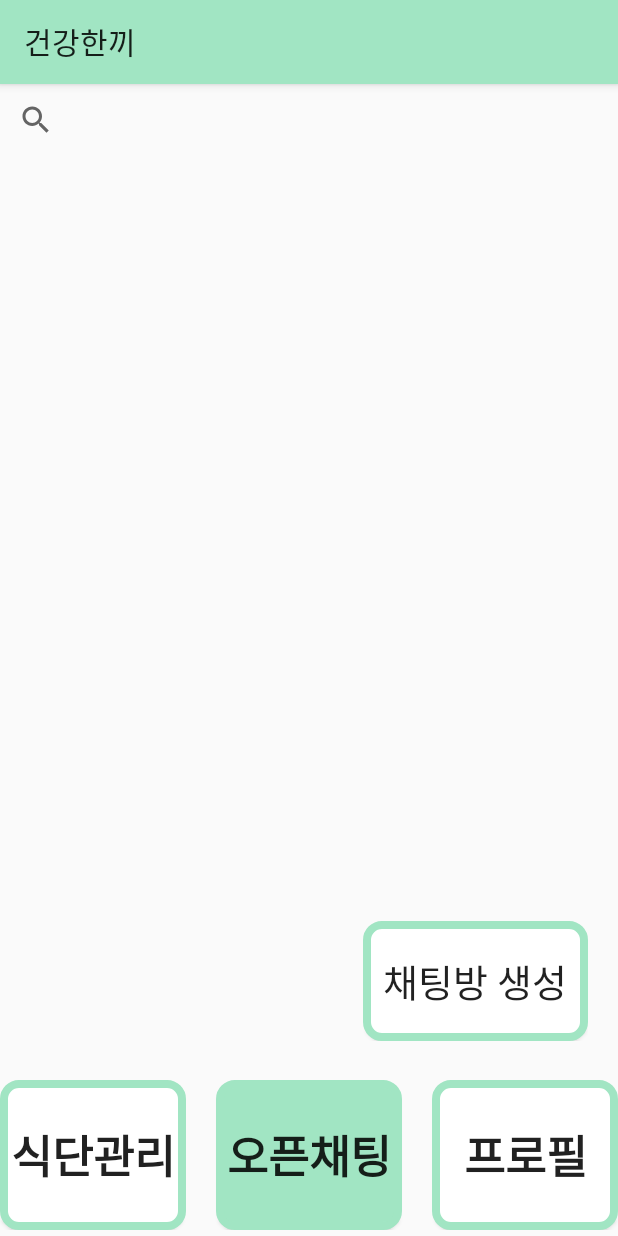
After one commit to mj-88/capstone1_project, an Android app: the chatRoomList screen opened directly, with no data from a screen before it, on a phone screen of 412 x 824 dp. The commit adds this screen. Run offline under Robolectric (Android 15) with nearby library versions, the phone set to English and light mode, and no system bars; our stand-ins replace Firebase (no records; nobody signed in at launch, a user with empty details on screens opened directly).

Commit message:
successful_connection_COMMIT_0518

```diff
--- /dev/null
+++ b/main/app/src/main/java/com/team1/myapplication/chatRoomList.java
@@ -0,0 +1,230 @@
+package com.team1.myapplication;
+
+import android.content.DialogInterface;
+import android.content.Intent;
+import android.os.Bundle;
+import android.view.Gravity;
+import android.view.View;
+import android.widget.AdapterView;
+import android.widget.ArrayAdapter;
+import android.widget.Button;
+import android.widget.EditText;
+import android.widget.ListView;
+import android.widget.SearchView;
+import android.widget.TextView;
+import android.widget.Toast;
+
+import androidx.annotation.NonNull;
+import androidx.appcompat.app.AlertDialog;
+import androidx.appcompat.app.AppCompatActivity;
+
+import com.google.firebase.auth.FirebaseAuth;
+import com.google.firebase.auth.FirebaseUser;
+import com.google.firebase.database.DataSnapshot;
+import com.google.firebase.database.DatabaseError;
+import com.google.firebase.database.DatabaseReference;
+import com.google.firebase.database.FirebaseDatabase;
+import com.google.firebase.database.ValueEventListener;
+
+import java.util.ArrayList;
+import java.util.HashMap;
+import java.util.HashSet;
+import java.util.Iterator;
+import java.util.Map;
+import java.util.Set;
+
+public class chatRoomList extends AppCompatActivity {
+
+    private ListView listView;
+    private Button btn_create;
+
+    private ArrayAdapter<String> arrayAdapter;
+
+    private ArrayList<String> arr_roomList=new ArrayList<>();
+    private DatabaseReference reference = FirebaseDatabase.getInstance().getReference().getRoot();
+
+    private String str_name;
+    private String str_room;
+
+    private SearchView mSearchView;
+
+    private String uid;
+
+    @Override
+    protected void onCreate(Bundle savedInstanceState) {
+        super.onCreate(savedInstanceState);
+        setContentView(R.layout.activity_chat_room_list);
+
+//        setTitle("채팅방 목록");
+
+        //하단 메뉴
+        Button button1 = (Button) findViewById(R.id.button1);
+        Button button3 = (Button) findViewById(R.id.button3);
+        button1.setOnClickListener(new View.OnClickListener() {
+            @Override
+            public void onClick (View view){
+                Intent intent = new Intent(getApplicationContext(), MainActivity.class);
+                startActivity(intent);
+            }
+        });
+
+        button3.setOnClickListener(new View.OnClickListener() {
+            @Override
+            public void onClick (View view){
+                Intent intent = new Intent(getApplicationContext(), ProfileActivity.class);
+                startActivity(intent);
+            }
+        });
+
+        //회원정보에서 닉네임 가져오기
+        uid = FirebaseAuth.getInstance().getCurrentUser().getUid();
+        FirebaseDatabase database = FirebaseDatabase.getInstance();
+//        DatabaseReference Username=database.getReference("UserAccount").child(uid).child("user_nickname");
+        DatabaseReference Username=database.getReference().child("UserAccount").child(uid).child("user_nickname");
+
+        Username.addValueEventListener(new ValueEventListener() {
+            @Override
+            public void onDataChange(@NonNull DataSnapshot snapshot) {
+                str_name=snapshot.getValue(String.class);
+            }
+
+            @Override
+            public void onCancelled(@NonNull DatabaseError error) {
+
+            }
+        });
+
+
+        listView=(ListView) findViewById(R.id.list);
+        btn_create=(Button) findViewById(R.id.btn_create);
+
+        //채팅방 리스트 보이기
+        arrayAdapter=new ArrayAdapter<String>(this, R.layout.roomlist_layout, arr_roomList);
+        listView.setAdapter(arrayAdapter);
+
+        //채팅방 이름 적어 채팅방 생성
+        btn_create.setOnClickListener(new View.OnClickListener() {
+            @Override
+            public void onClick(View view) {
+                final EditText et_inDialog=new EditText(chatRoomList.this);
+
+                final AlertDialog.Builder builder =new AlertDialog.Builder(chatRoomList.this);
+                builder.setTitle("채팅방 이름 입력");
+                builder.setView(et_inDialog);
+                builder.setPositiveButton("확인", new DialogInterface.OnClickListener() {
+                    @Override
+                    public void onClick(DialogInterface dialogInterface, int i) {
+                        str_room=et_inDialog.getText().toString();
+
+                        if(str_room!=null){
+                            arr_roomList.add(str_room); //채팅방 목록 입력시 바로 파이어베이스에 추가X, 채팅 입력 시 추가됨
+                            arrayAdapter.notifyDataSetChanged();
+                        }
+                        else{dialogInterface.dismiss();}
+                    }
+                });
+                builder.setNegativeButton("취소", new DialogInterface.OnClickListener() {
+                    @Override
+                    public void onClick(DialogInterface dialogInterface, int i) {
+                        dialogInterface.dismiss();
+                    }
+                });
+                builder.show();
+
+            }
+        });
+
+        reference.child("chat").addValueEventListener(new ValueEventListener() {
+            @Override
+            public void onDataChange(DataSnapshot dataSnapshot){
+                Set<String> set=new HashSet<String>();
+                Iterator i =dataSnapshot.getChildren().iterator();
+
+
+                while (i.hasNext()){
+                    set.add(((DataSnapshot)i.next()).getKey());
+                }
+
+                arr_roomList.clear();
+                arr_roomList.addAll(set);
+
+                arrayAdapter.notifyDataSetChanged();
+            }
+            @Override public void onCancelled(DatabaseError databaseError){
+
+            }
+
+        });
+
+        mSearchView = findViewById(R.id.searchView);
+
+        //채팅방 이름 검색
+        mSearchView.setOnClickListener(new View.OnClickListener() {
+            @Override
+            public void onClick(View view) {
+                mSearchView.setIconified(false); //검색창 모든 영역 선택해도 검색가능
+            }
+        });
+
+        mSearchView.setOnCloseListener(new SearchView.OnCloseListener() {
+            @Override
+            public boolean onClose() {
+                listView.setAdapter(arrayAdapter);
+                return false;
+            }
+        });
+
+
+        mSearchView.setOnQueryTextListener(new SearchView.OnQueryTextListener() {
+            @Override
+            public boolean onQueryTextSubmit(String query) {
+                return false;
+            }
+
+            @Override
+            public boolean onQueryTextChange(String newText) {
+
+                ArrayList<String> filterRoom = new ArrayList<>();
+                ArrayAdapter<String>adapter = new ArrayAdapter<String>(chatRoomList.this, R.layout.roomlist_layout, filterRoom);
+
+                if (newText.length() == 0) {
+                    filterRoom.addAll(arr_roomList);
+                    listView.setAdapter(adapter);
+                }
+                else{
+                    for(int i=0;i<arr_roomList.size();i++){
+                        String room=arr_roomList.get(i);
+                        if (room.toLowerCase().contains(newText.toLowerCase())){
+                            filterRoom.add(room);
+                        }
+                    }
+                    listView.setAdapter(adapter);
+
+
+                }
+                return false;
+            }
+
+        });
+
+        //리스트뷰의 채팅방 클릭 시 반응
+        //채팅방 이름, 유저 이름 전달
+        listView.setOnItemClickListener(new AdapterView.OnItemClickListener(){
+            @Override
+            public void onItemClick(AdapterView<?> adapterView, View view, int i, long l){
+
+                Intent intent =new Intent(getApplicationContext(), ChatActivity.class);
+                intent.putExtra("room_name", ((TextView)view).getText().toString());
+                intent.putExtra("user_name", str_name);
+
+                Toast toast = Toast.makeText(getApplicationContext(), ((TextView)view).getText().toString()+"에 입장했습니다.", Toast.LENGTH_LONG);
+                toast.setGravity(Gravity.TOP, 0, 0);
+                toast.show();
+
+                startActivity(intent);
+
+
+            }
+        });
+    }
+}
--- /dev/null
+++ b/main/app/src/main/res/layout/activity_chat_room_list.xml
@@ -0,0 +1,98 @@
+<?xml version="1.0" encoding="utf-8"?>
+<androidx.constraintlayout.widget.ConstraintLayout xmlns:android="http://schemas.android.com/apk/res/android"
+    xmlns:app="http://schemas.android.com/apk/res-auto"
+    xmlns:tools="http://schemas.android.com/tools"
+    android:layout_width="match_parent"
+    android:layout_height="match_parent"
+    tools:context=".chatRoomList">
+
+    <LinearLayout
+        android:id="@+id/linearLayout2"
+        android:layout_width="match_parent"
+        android:layout_height="match_parent"
+        android:orientation="vertical"
+        android:layout_marginBottom="10dp"
+        app:layout_constraintEnd_toEndOf="parent"
+        app:layout_constraintStart_toStartOf="parent"
+        app:layout_constraintTop_toTopOf="parent">
+
+        <SearchView
+            android:id="@+id/searchView"
+            android:layout_width="match_parent"
+            android:layout_height="wrap_content"
+            android:queryHint="검색어를 입력하세요"
+            />
+
+        <ListView
+            android:id="@+id/list"
+            android:layout_width="match_parent"
+            android:layout_height="0dp"
+            android:layout_weight="1"
+            android:textSize="25sp"
+            />
+
+        <LinearLayout
+            android:layout_width="match_parent"
+            android:layout_height="wrap_content"
+            android:gravity="right"
+            android:layout_marginTop="-200dp"
+            android:layout_marginRight="20dp"
+            android:orientation="vertical"
+            >
+
+            <android.widget.Button
+                android:id="@+id/btn_create"
+                android:text="채팅방 생성"
+                android:textSize="25sp"
+                android:layout_width="150dp"
+                android:layout_height="80dp"
+                android:background="@drawable/button_shape" />
+        </LinearLayout>
+    </LinearLayout>
+
+    <LinearLayout
+        android:id="@+id/linearLayout"
+        android:layout_width="wrap_content"
+        android:layout_height="wrap_content"
+        android:layout_marginStart="1dp"
+        android:layout_marginEnd="1dp"
+        android:layout_marginBottom="4dp"
+        android:orientation="horizontal"
+        app:layout_constraintBottom_toBottomOf="parent"
+        app:layout_constraintEnd_toEndOf="parent"
+        app:layout_constraintStart_toStartOf="parent"
+        app:layout_constraintVertical_bias="0.872">
+
+
+        <Button
+            android:id="@+id/button1"
+            android:layout_width="160dp"
+            android:layout_height="100dp"
+            android:layout_weight="1"
+            android:background="@drawable/button_shape"
+            android:text="식단관리"
+            android:textSize="30dp"
+            android:textStyle="bold" />
+
+        <Button
+            android:id="@+id/button2"
+            android:layout_width="160dp"
+            android:layout_height="100dp"
+            android:layout_marginHorizontal="20dp"
+            android:layout_weight="1"
+            android:background="@drawable/button_shape_click"
+            android:text="오픈채팅"
+            android:textSize="30dp"
+            android:textStyle="bold" />
+
+        <Button
+            android:id="@+id/button3"
+            android:layout_width="160dp"
+            android:layout_height="100dp"
+            android:layout_weight="1"
+            android:background="@drawable/button_shape"
+            android:text="프로필"
+            android:textSize="30dp"
+            android:textStyle="bold" />
+    </LinearLayout>
+</androidx.constraintlayout.widget.ConstraintLayout>
```
Also changed, not shown: main/app/build.gradle (+7 -0 lines), main/app/src/main/AndroidManifest.xml (+6 -1 lines), main/app/src/main/java/com/team1/myapplication/ChatActivity.java (added, +109 -0 lines), main/app/src/main/java/com/team1/myapplication/ChatAdapter.java (added, +108 -0 lines), main/app/src/main/java/com/team1/myapplication/ChatData.java (added, +35 -0 lines), main/app/src/main/java/com/team1/myapplication/MainActivity.java (+7 -0 lines), main/app/src/main/res/layout/activity_chat.xml (added, +42 -0 lines), main/app/src/main/res/layout/roomlist_layout.xml (added, +11 -0 lines), main/app/src/main/res/layout/row_chat.xml (added, +49 -0 lines), main/app/src/main/res/drawable/leftchatbubble.9.png (added), main/app/src/main/res/drawable/rightchatbubble.9.png (added).
